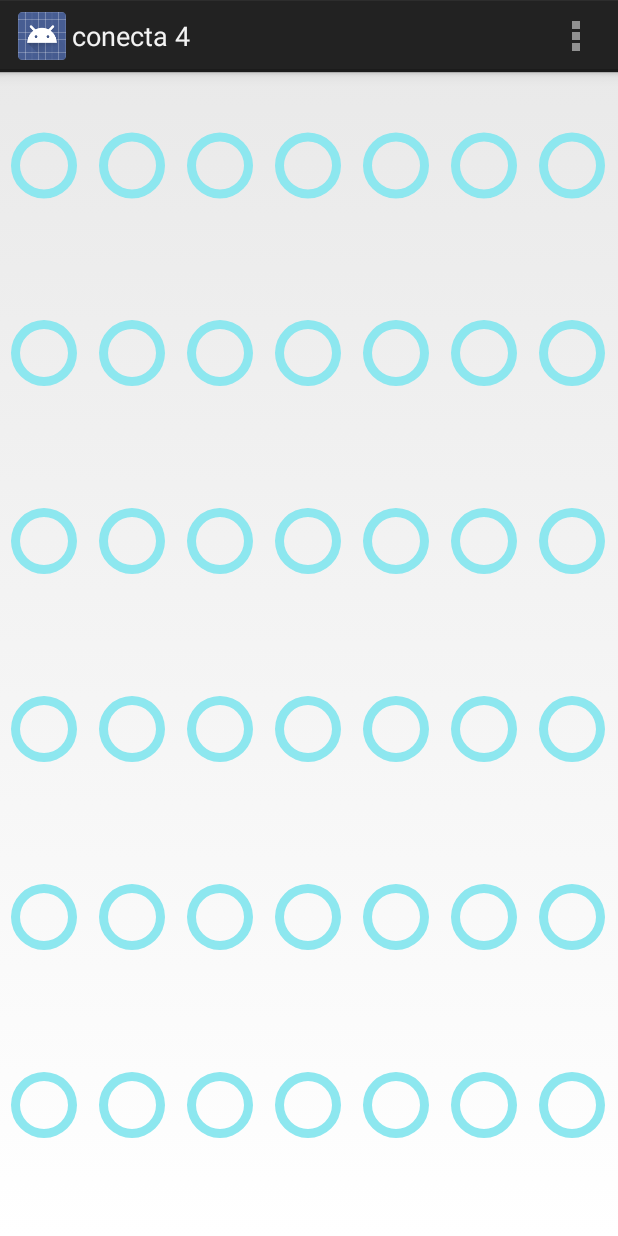
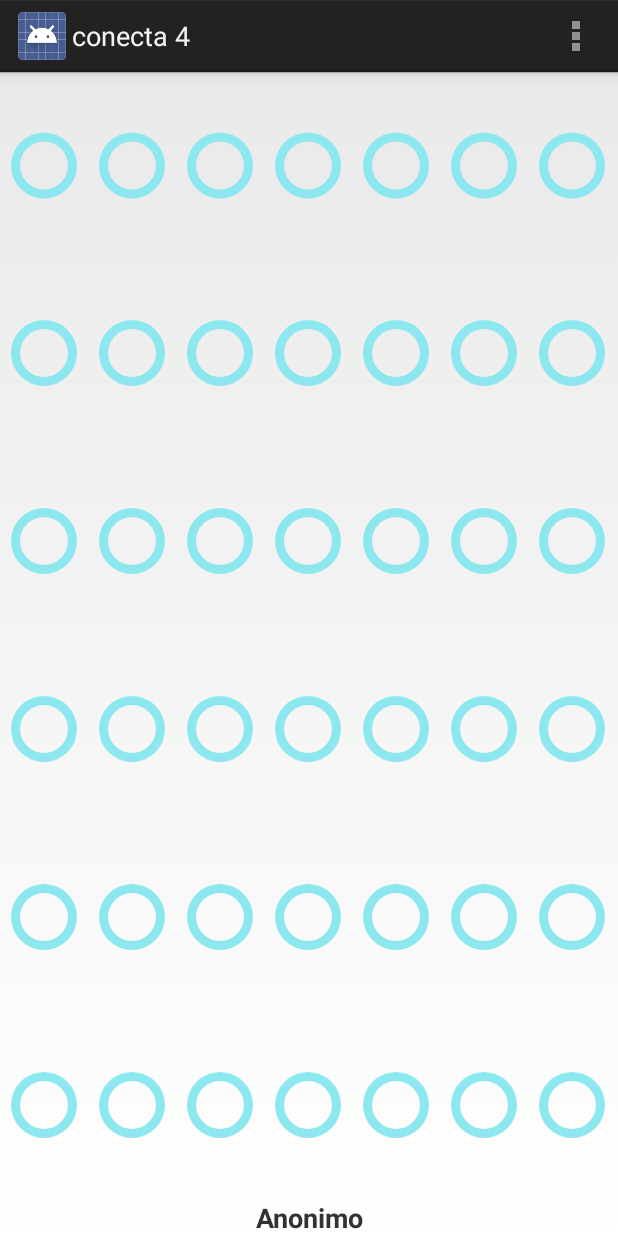
Before and after one commit to pabloleonalcaide/Android_Curso, an Android app: the MainActivity screen opened directly, with no data from a screen before it, on a phone screen of 412 x 824 dp. Run offline under Robolectric (Android 15) with nearby library versions, the phone set to English and light mode, and no system bars; network calls fail.

Commit message:
revisando codigo

```diff
--- a/ConectaCuatro2/app/src/main/java/com/example/pablo/conectaCuatro2/Initial.java
+++ b/ConectaCuatro2/app/src/main/java/com/example/pablo/conectaCuatro2/Initial.java
@@ -18,8 +18,10 @@ public class Initial extends Activity {
         super.onCreate(savedInstanceState);
         setContentView(R.layout.initial);
         ImageView img = (ImageView) findViewById(R.id.initial_img);
+
         Animation animation = AnimationUtils.loadAnimation(this, R.anim.initial);
         img.startAnimation(animation);
+
         Button online = (Button) findViewById(R.id.btOnline);
         Button offline = (Button) findViewById(R.id.btOffline);
         online.setOnClickListener(new OnClickListener() {
--- a/ConectaCuatro2/app/src/main/java/com/example/pablo/conectaCuatro2/MainActivity.java
+++ b/ConectaCuatro2/app/src/main/java/com/example/pablo/conectaCuatro2/MainActivity.java
@@ -32,8 +32,6 @@ public class MainActivity extends Activity implements OnClickListener{
 	private Game game;
 	private ImageButton validateButton;
 	private TextView resultadoTextView;
-	private String idPartida;
-	private String numJugador;
 	@Override
 	protected void onCreate(Bundle savedInstanceState) {
 		super.onCreate(savedInstanceState);
@@ -41,12 +39,6 @@ public class MainActivity extends Activity implements OnClickListener{
 		game = new Game();
 		final Bundle b = this.getIntent().getExtras();
 		TextView info = (TextView) findViewById(R.id.parametros);
-		/*if (!b.getString("MODO").equals("ONLINE")) {
-			idPartida = b.getString("ID");
-			info.setText(b.getString("MODO")+"\n"+idPartida);
-		}
-*/
-
 
 		String x [] = getResources().getStringArray(R.array.colores);
 		for(int i = 0; i< Game.NFILAS;  i++){
@@ -72,6 +64,11 @@ public class MainActivity extends Activity implements OnClickListener{
     }
 
 
+	protected void onPause(){
+		super.onPause();
+		Music.stop(this);
+	}
+
 	protected void onResume(){
 		super.onResume();
 		Boolean play;
@@ -82,9 +79,9 @@ public class MainActivity extends Activity implements OnClickListener{
 		player = getPlayerName(sharedPreferences);
 
 		if(player.trim().length()>0)
-			resultadoTextView.setText("Pablo");
+			resultadoTextView.setText(player);
 		else
-			resultadoTextView.setText("");
+			resultadoTextView.setText("Anonimo");
 
 		if (play == true)
 			Music.play(this, R.raw.musica);
@@ -135,10 +132,6 @@ public class MainActivity extends Activity implements OnClickListener{
     }
 
 
-    protected void onPause(){
-		super.onPause();
-		Music.stop(this);
-    }
 
 
    public void pintarTablero() {
--- a/adaptador/build.gradle
+++ b/adaptador/build.gradle
@@ -5,7 +5,7 @@ buildscript {
         jcenter()
     }
     dependencies {
-        classpath 'com.android.tools.build:gradle:2.3.3'
+        classpath 'com.android.tools.build:gradle:3.0.1'
 
         // NOTE: Do not place your application dependencies here; they belong
         // in the individual module build.gradle files
```
Also changed, not shown: adaptador/gradle/wrapper/gradle-wrapper.properties, 2 other files.
